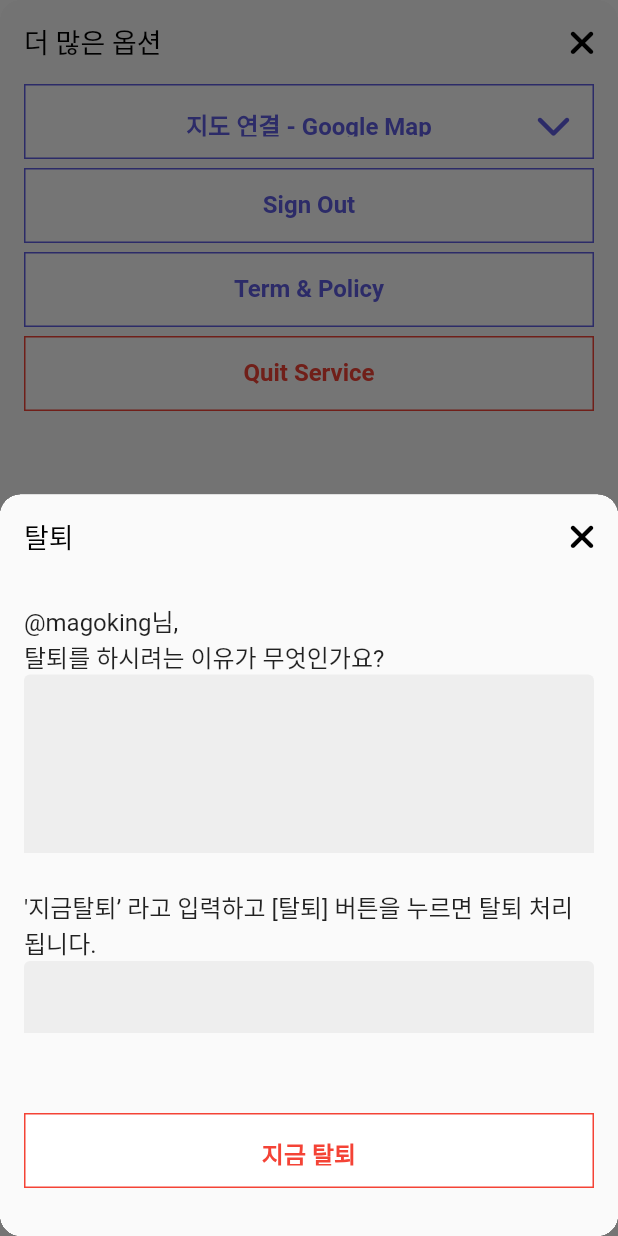
After one commit to lvecon/surfify, a Flutter app: the SettingScreen screen opened directly, after a tap on "Quit Service", on a phone screen of 412 x 824 dp. The commit adds this screen. Run offline on Flutter 3.47's test engine with Material 2 defaults, Android fonts, the light colour scheme and no system bars; our stand-ins replace camera, firebase_auth, firebase_core, flutter_riverpod, font_awesome_flutter, gallery_saver and 5 more; accounts and stored records are empty; generated files the repository leaves out were written again.

Commit message:
add options : term & policy

```diff
--- /dev/null
+++ b/lib/features/users/delete_account_screen.dart
@@ -0,0 +1,198 @@
+import 'package:flutter/material.dart';
+import 'package:font_awesome_flutter/font_awesome_flutter.dart';
+import 'package:go_router/go_router.dart';
+import 'package:surfify/features/initial_screen.dart';
+
+import '../../constants/gaps.dart';
+import '../../constants/sizes.dart';
+import '../../widgets/box_button.dart';
+
+class DeleteAccountScreen extends StatefulWidget {
+  const DeleteAccountScreen({super.key});
+
+  @override
+  State<DeleteAccountScreen> createState() => _DeleteAccountScreenState();
+}
+
+class _DeleteAccountScreenState extends State<DeleteAccountScreen> {
+  final GlobalKey<FormState> _formKey = GlobalKey<FormState>();
+  String confirm = '';
+  bool able = false;
+  Map<String, String> formData = {};
+
+  @override
+  Widget build(BuildContext context) {
+    final size = MediaQuery.of(context).size;
+    return Container(
+      height: size.height * 0.60,
+      clipBehavior: Clip.hardEdge,
+      decoration: BoxDecoration(
+        borderRadius: BorderRadius.circular(Sizes.size14),
+        color: Colors.white,
+      ),
+      child: Scaffold(
+        appBar: AppBar(
+          backgroundColor: Colors.transparent,
+          automaticallyImplyLeading: false,
+          centerTitle: false,
+          elevation: 0,
+          title: const Text(
+            '탈퇴',
+            style: TextStyle(
+              fontSize: Sizes.size18,
+              color: Colors.black,
+            ),
+          ),
+          actions: [
+            IconButton(
+              onPressed: () {
+                context.pop();
+              },
+              icon: const FaIcon(
+                FontAwesomeIcons.xmark,
+                size: Sizes.size24,
+                color: Colors.black,
+              ),
+            )
+          ],
+        ),
+        body: SingleChildScrollView(
+          child: Form(
+            key: _formKey,
+            child: Padding(
+              padding: const EdgeInsets.all(
+                16.0,
+              ),
+              child: Column(
+                crossAxisAlignment: CrossAxisAlignment.start,
+                children: [
+                  const Text(
+                    '@magoking님,',
+                    style: TextStyle(
+                      fontSize: Sizes.size16,
+                    ),
+                  ),
+                  const Text(
+                    '탈퇴를 하시려는 이유가 무엇인가요?',
+                    style: TextStyle(
+                      fontSize: Sizes.size16,
+                    ),
+                  ),
+                  TextFormField(
+                    textInputAction: TextInputAction.done,
+                    maxLines: 5,
+                    cursorColor: Theme.of(context).primaryColor,
+                    decoration: InputDecoration(
+                      filled: true,
+                      fillColor: Colors.grey.shade200,
+                      enabledBorder: const UnderlineInputBorder(
+                        borderSide: BorderSide.none,
+                      ),
+                      focusedBorder: const UnderlineInputBorder(
+                        borderSide: BorderSide.none,
+                      ),
+                    ),
+                  ),
+                  Gaps.v24,
+                  const Text(
+                    '\'지금탈퇴’ 라고 입력하고 [탈퇴] 버튼을 누르면 탈퇴 처리됩니다.',
+                    style: TextStyle(
+                      fontSize: Sizes.size16,
+                    ),
+                  ),
+                  TextFormField(
+                    onChanged: (value) => {
+                      confirm = value,
+                      setState(
+                        () => {
+                          if (confirm == '지금탈퇴')
+                            {able = true}
+                          else
+                            {able = false}
+                        },
+                      )
+                    },
+                    validator: (value) {
+                      if (value != '지금탈퇴') {
+                        return '';
+                      }
+                      return null;
+                    },
+                    textInputAction: TextInputAction.done,
+                    maxLines: 1,
+                    cursorColor: Theme.of(context).primaryColor,
+                    decoration: InputDecoration(
+                      filled: true,
+                      fillColor: Colors.grey.shade200,
+                      enabledBorder: const UnderlineInputBorder(
+                        borderSide: BorderSide.none,
+                      ),
+                      focusedBorder: const UnderlineInputBorder(
+                        borderSide: BorderSide.none,
+                      ),
+                    ),
+                  ),
+                ],
+              ),
+            ),
+          ),
+        ),
+        bottomNavigationBar: Padding(
+          padding: const EdgeInsets.symmetric(
+            vertical: Sizes.size32,
+            horizontal: Sizes.size16,
+          ),
+          child: GestureDetector(
+            onTap: able
+                ? () async {
+                    return showDialog<void>(
+                      context: context,
+                      barrierDismissible: false, // user must tap button!
+                      builder: (BuildContext context) {
+                        return AlertDialog(
+                          title: const Text('회원탈퇴'),
+                          content: const Text('회원 탈퇴 하시겠습니까?'),
+                          actions: <Widget>[
+                            TextButton(
+                              child: const Text(
+                                '취소',
+                                style: TextStyle(
+                                  color: Colors.black,
+                                ),
+                              ),
+                              onPressed: () {
+                                Navigator.of(context).pop();
+                              },
+                            ),
+                            TextButton(
+                              child: Text(
+                                '회원탈퇴',
+                                style: TextStyle(
+                                  color: Theme.of(context).primaryColor,
+                                ),
+                              ),
+                              onPressed: () {
+                                context.go(InitialScreen.routeName);
+                              },
+                            ),
+                          ],
+                        );
+                      },
+                    );
+                  }
+                : () {
+                    if (_formKey.currentState != null) {
+                      _formKey.currentState!.validate();
+                    }
+                  },
+            child: BoxButton(
+              text: "지금 탈퇴",
+              able: able,
+              mainColor: Colors.red,
+            ),
+          ),
+        ),
+      ),
+    );
+  }
+}
--- a/lib/features/users/setting_screen.dart
+++ b/lib/features/users/setting_screen.dart
@@ -3,7 +3,9 @@ import 'package:flutter_riverpod/flutter_riverpod.dart';
 import 'package:font_awesome_flutter/font_awesome_flutter.dart';
 import 'package:go_router/go_router.dart';
 import 'package:surfify/features/authentication/repos/authentication_repo.dart';
+import 'package:surfify/features/users/delete_account_screen.dart';
 import 'package:surfify/widgets/box_button.dart';
+import 'package:url_launcher/url_launcher_string.dart';
 
 import '../../constants/gaps.dart';
 import '../../constants/sizes.dart';
@@ -53,7 +55,7 @@ class _SettingScreenState extends ConsumerState<SettingScreen>
   Widget build(BuildContext context) {
     final size = MediaQuery.of(context).size;
 
-    void _onClosePressed() {
+    void onClosePressed() {
       Navigator.of(context).pop();
     }
 
@@ -79,7 +81,7 @@ class _SettingScreenState extends ConsumerState<SettingScreen>
           ),
           actions: [
             IconButton(
-              onPressed: _onClosePressed,
+              onPressed: onClosePressed,
               icon: const FaIcon(
                 FontAwesomeIcons.xmark,
                 size: Sizes.size24,
@@ -107,16 +109,31 @@ class _SettingScreenState extends ConsumerState<SettingScreen>
                     ),
                   ),
                   Gaps.v6,
-                  BoxButton(
+                  GestureDetector(
+                    onTap: () async {
+                      await launchUrlString(
+                          "https://notice.danbee.ai/terms/use_policy.html");
+                    },
+                    child: BoxButton(
                       text: "Term & Policy",
                       able: false,
                       mainColor: Theme.of(context).primaryColor,
                     ),
+                  ),
                   Gaps.v6,
-                  const BoxButton(
+                  GestureDetector(
+                    onTap: () async {
+                      await showModalBottomSheet(
+                          context: context,
+                          isScrollControlled: true,
+                          backgroundColor: Colors.transparent,
+                          builder: (context) => const DeleteAccountScreen());
+                    },
+                    child: const BoxButton(
                       text: "Quit Service",
                       able: false,
                       mainColor: Colors.red,
+                    ),
                   ),
                 ],
               ),
--- /dev/null
+++ b/lib/features/video/widgets/video_compass.dart
@@ -0,0 +1,11 @@
+import 'package:flutter/src/widgets/framework.dart';
+import 'package:flutter/src/widgets/placeholder.dart';
+
+class VideoCompass extends StatelessWidget {
+  const VideoCompass({super.key});
+
+  @override
+  Widget build(BuildContext context) {
+    return const Placeholder();
+  }
+}
--- a/pubspec.yaml
+++ b/pubspec.yaml
@@ -50,6 +50,7 @@ dependencies:
   permission_handler: ^10.2.0
   gallery_saver: 2.3.2
   image_picker: 0.8.6+1
+  url_launcher: ^6.1.7
 
 dev_dependencies:
   flutter_test:
```
Also changed, not shown: pubspec.lock, 7 other files. Lines whose indentation alone changed are shown as unchanged.
